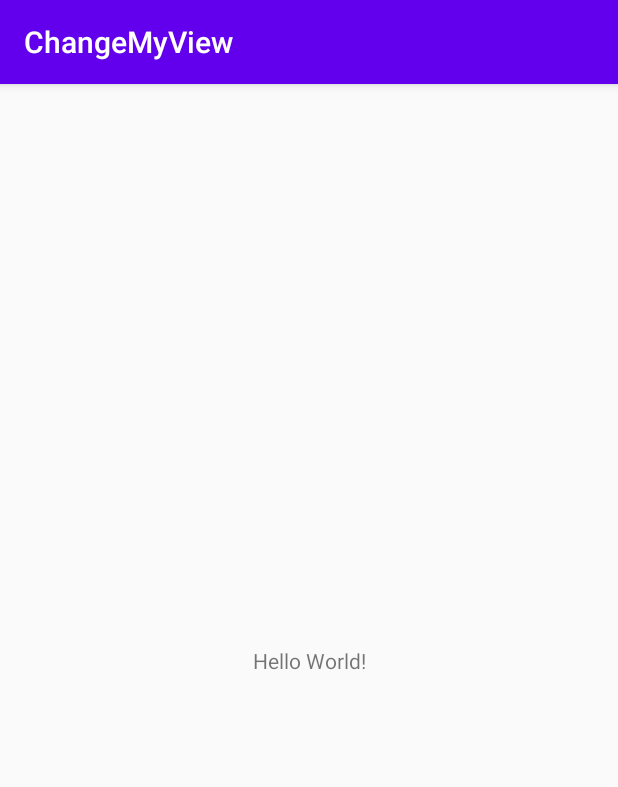
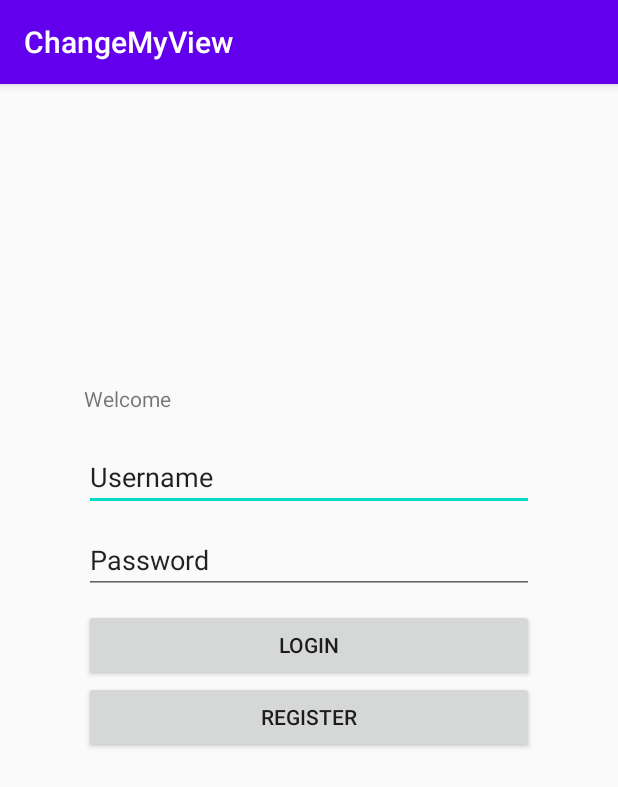
Before and after one commit to ttrapaid/change-my-view, an Android app: the screen it shows after launch (MainActivity), on a phone screen of 412 x 824 dp. Shown: the top 787 px of the screen. Run offline under Robolectric (Android 15) with nearby library versions, the phone set to English and light mode, and no system bars.

Commit message:
created login layout

```diff
--- a/ChangeMyView/app/src/main/res/layout/activity_main.xml
+++ b/ChangeMyView/app/src/main/res/layout/activity_main.xml
@@ -6,13 +6,60 @@
     android:layout_height="match_parent"
     tools:context=".MainActivity">
 
+
     <TextView
-        android:layout_width="wrap_content"
+        android:id="@+id/welcome"
+        android:layout_width="300dp"
         android:layout_height="wrap_content"
-        android:text="Hello World!"
-        app:layout_constraintBottom_toBottomOf="parent"
+        android:text="Welcome"
+        android:layout_marginTop="200dp"
+        app:layout_constraintBottom_toTopOf="@id/username"
         app:layout_constraintLeft_toLeftOf="parent"
         app:layout_constraintRight_toRightOf="parent"
         app:layout_constraintTop_toTopOf="parent" />
 
+    <EditText
+        android:id="@+id/username"
+        android:layout_width="300dp"
+        android:layout_height="wrap_content"
+        android:text="Username"
+        android:layout_marginTop="20dp"
+        app:layout_constraintBottom_toTopOf="@id/password"
+        app:layout_constraintLeft_toLeftOf="parent"
+        app:layout_constraintRight_toRightOf="parent"
+        app:layout_constraintTop_toBottomOf="@id/welcome" />
+
+    <EditText
+        android:id="@+id/password"
+        android:layout_width="300dp"
+        android:layout_height="wrap_content"
+        android:text="Password"
+        android:layout_marginTop="10dp"
+        app:layout_constraintTop_toBottomOf="@id/username"
+        app:layout_constraintLeft_toLeftOf="parent"
+        app:layout_constraintRight_toRightOf="parent"
+        app:layout_constraintBottom_toTopOf="@id/login" />
+
+    <Button
+        android:id="@+id/login"
+        android:layout_height="wrap_content"
+        android:text="Login"
+        android:layout_width="300dp"
+        android:layout_marginTop="10dp"
+        app:layout_constraintBottom_toTopOf="@id/register"
+        app:layout_constraintLeft_toLeftOf="parent"
+        app:layout_constraintRight_toRightOf="parent"
+        app:layout_constraintTop_toBottomOf="@id/password" />
+
+    <Button
+        android:id="@+id/register"
+        android:layout_height="wrap_content"
+        android:text="Register"
+        android:layout_width="300dp"
+        app:layout_constraintLeft_toLeftOf="parent"
+        app:layout_constraintRight_toRightOf="parent"
+        app:layout_constraintTop_toBottomOf="@id/login" />
+
+
+
 </androidx.constraintlayout.widget.ConstraintLayout>
```
